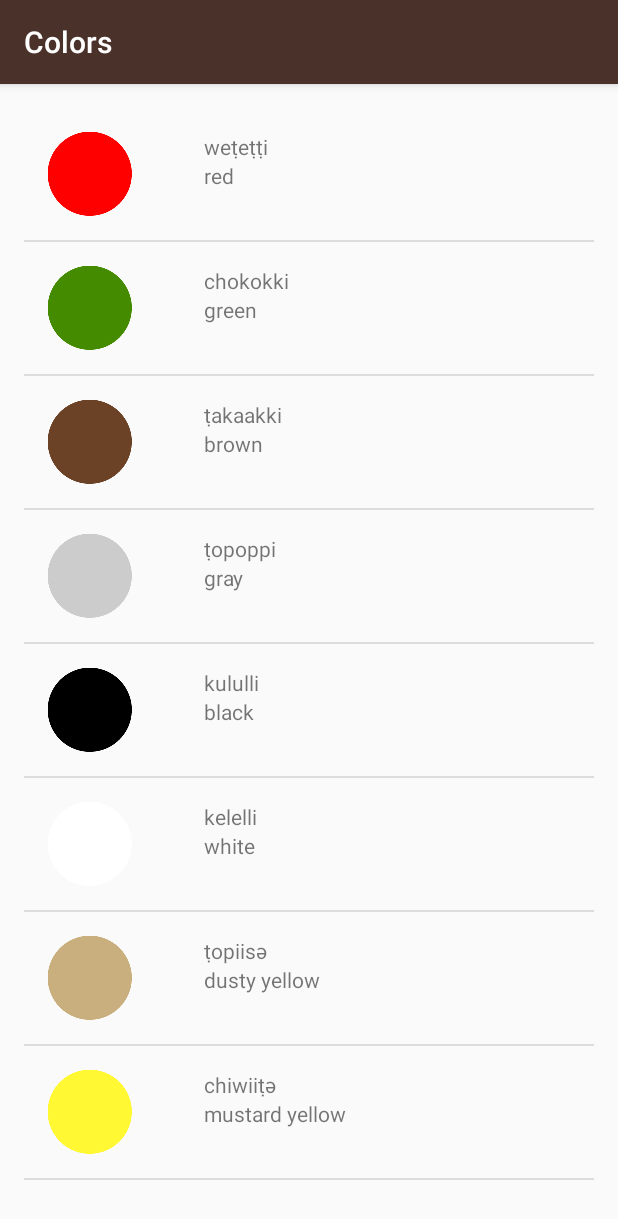
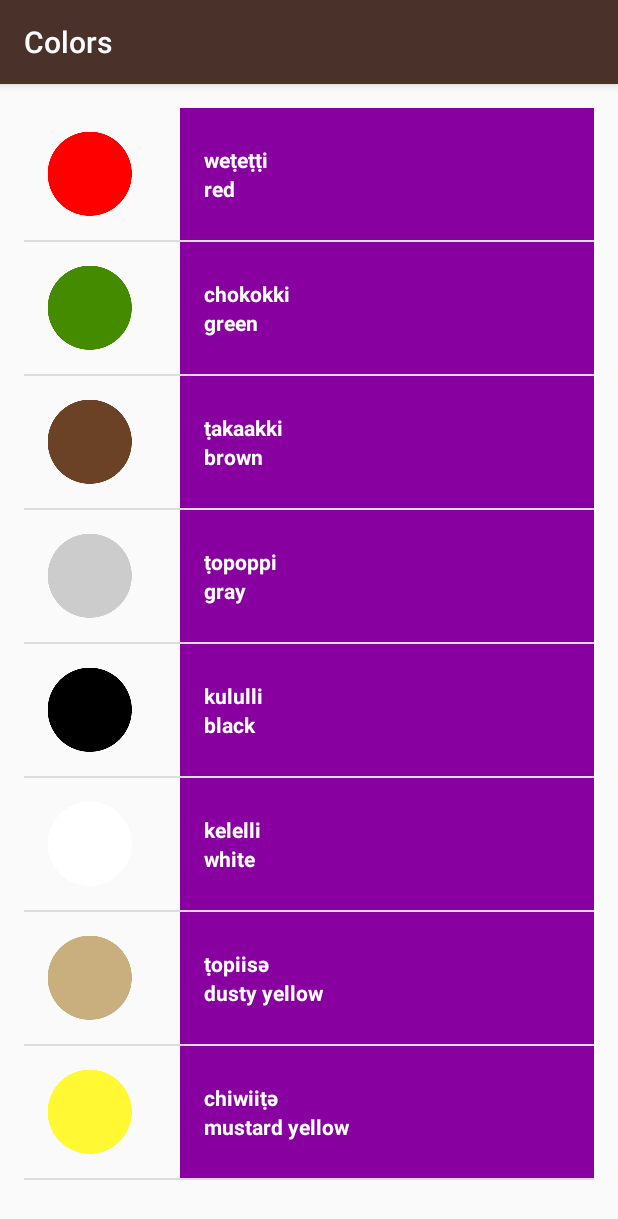
Before and after one commit to yiweiyihang/AndroidDemo, an Android app: the ColorsActivity screen opened directly, with no data from a screen before it, on a phone screen of 412 x 824 dp. Shown: the top 1219 px of the screen. Run offline under Robolectric (Android 15) with nearby library versions, the phone set to English and light mode, and no system bars.

Commit message:
finished the Lession-3
Add images to each word
and change the WordAdapter to set each activity to have its own
background

```diff
--- a/ud839_Miwok-Starter-code/app/src/main/java/com/example/android/miwok/ColorsActivity.java
+++ b/ud839_Miwok-Starter-code/app/src/main/java/com/example/android/miwok/ColorsActivity.java
@@ -25,7 +25,7 @@ public class ColorsActivity extends AppCompatActivity {
         words.add(new Word("ṭopiisә","dusty yellow",R.drawable.color_dusty_yellow));
         words.add(new Word("chiwiiṭә","mustard yellow",R.drawable.color_mustard_yellow));
 
-        WordAdapter itemsAdapter = new WordAdapter(this,words);
+        WordAdapter itemsAdapter = new WordAdapter(this,words,R.color.category_colors);
         ListView listView = (ListView)findViewById(R.id.list);
         listView.setAdapter(itemsAdapter);
     }
--- a/ud839_Miwok-Starter-code/app/src/main/java/com/example/android/miwok/FamilyActivity.java
+++ b/ud839_Miwok-Starter-code/app/src/main/java/com/example/android/miwok/FamilyActivity.java
@@ -27,7 +27,7 @@ public class FamilyActivity extends AppCompatActivity {
         words.add(new Word("ama","grandmother",R.drawable.family_grandmother));
         words.add(new Word("paapa","grandfather",R.drawable.family_father));
 
-        WordAdapter itemsAdapter = new WordAdapter(this,words);
+        WordAdapter itemsAdapter = new WordAdapter(this,words,R.color.category_family);
         ListView listView = (ListView)findViewById(R.id.list);
         listView.setAdapter(itemsAdapter);
     }
--- a/ud839_Miwok-Starter-code/app/src/main/java/com/example/android/miwok/NumbersActivity.java
+++ b/ud839_Miwok-Starter-code/app/src/main/java/com/example/android/miwok/NumbersActivity.java
@@ -28,7 +28,7 @@ public class NumbersActivity extends AppCompatActivity {
         words.add(new Word("wo'e","nine",R.drawable.number_nine));
         words.add(new Word("na'aacha","ten",R.drawable.number_ten));
 
-        WordAdapter itemsAdapter = new WordAdapter(this,words);
+        WordAdapter itemsAdapter = new WordAdapter(this,words,R.color.category_numbers);
         ListView listView = (ListView)findViewById(R.id.list);
         listView.setAdapter(itemsAdapter);
     }
--- a/ud839_Miwok-Starter-code/app/src/main/java/com/example/android/miwok/PhrasesActivity.java
+++ b/ud839_Miwok-Starter-code/app/src/main/java/com/example/android/miwok/PhrasesActivity.java
@@ -26,7 +26,7 @@ public class PhrasesActivity extends AppCompatActivity {
         words.add(new Word("yoowutis","Let’s go."));
         words.add(new Word("әnni'nem", "Come here."));
 
-        WordAdapter itemsAdapter = new WordAdapter(this,words);
+        WordAdapter itemsAdapter = new WordAdapter(this,words,R.color.category_phrases);
         ListView listView = (ListView)findViewById(R.id.list);
         listView.setAdapter(itemsAdapter);
     }
--- a/ud839_Miwok-Starter-code/app/src/main/java/com/example/android/miwok/WordAdapter.java
+++ b/ud839_Miwok-Starter-code/app/src/main/java/com/example/android/miwok/WordAdapter.java
@@ -15,6 +15,7 @@ import java.util.ArrayList;
  */
 
 public class WordAdapter extends ArrayAdapter<Word> {
+    private int mcolorsId;
     /**
      * This is our own custom constructor (it doesn't mirror a superclass constructor).
      * The context is used to inflate the layout file, and the list is the data we want
@@ -23,12 +24,13 @@ public class WordAdapter extends ArrayAdapter<Word> {
      * @param context        The current context. Used to inflate the layout file.
      * @param words A List of Word objects to display in a list
      */
-    public WordAdapter(Activity context, ArrayList<Word> words) {
+    public WordAdapter(Activity context, ArrayList<Word> words , int colorsId) {
         // Here, we initialize the ArrayAdapter's internal storage for the context and the list.
         // the second argument is used when the ArrayAdapter is populating a single TextView.
         // Because this is a custom adapter for two TextViews and an ImageView, the adapter is not
         // going to use this second argument, so it can be any value. Here, we used 0.
         super(context, 0, words);
+        mcolorsId = colorsId;
     }
 
 
@@ -65,6 +67,8 @@ public class WordAdapter extends ArrayAdapter<Word> {
             // Otherwise hide imageView
             mImageView.setVisibility(View.GONE);
         }
+        mMiwokView.setBackgroundResource(mcolorsId);
+        mEngView.setBackgroundResource(mcolorsId);
 
         return listItemView;
 
--- a/ud839_Miwok-Starter-code/app/src/main/res/layout/list_item.xml
+++ b/ud839_Miwok-Starter-code/app/src/main/res/layout/list_item.xml
@@ -2,9 +2,10 @@
 <LinearLayout xmlns:android="http://schemas.android.com/apk/res/android"
     xmlns:tools = "http://schemas.android.com/tools"
     android:layout_width="match_parent"
-    android:layout_height="match_parent"
+    android:layout_height="wrap_content"
     android:textSize="30sp"
-    android:orientation="horizontal">
+    android:orientation="horizontal"
+    android:minHeight="@dimen/list_item_height">
     <ImageView
         android:id="@+id/word_image_view"
         android:layout_width="wrap_content"
@@ -14,20 +15,28 @@
     <LinearLayout
         android:layout_width="0dp"
         android:layout_weight="1"
-        android:layout_height="wrap_content"
+        android:layout_height="match_parent"
         android:orientation="vertical">
         <TextView
             android:id="@+id/miwok_text_view"
-            android:layout_width="wrap_content"
-            android:layout_height="wrap_content"
+            android:layout_width="match_parent"
+            android:layout_height="0dp"
+            android:layout_weight="1"
             android:paddingLeft="16dp"
             android:paddingTop="16dp"
+            android:gravity="bottom"
+            android:textColor="@android:color/white"
+            android:textStyle="bold"
             tools:text = "lutti"/>
         <TextView
             android:id="@+id/eng_text_view"
-            android:layout_width="wrap_content"
-            android:layout_height="wrap_content"
+            android:layout_width="match_parent"
+            android:layout_height="0dp"
+            android:layout_weight="1"
+            android:gravity="top"
             android:paddingLeft="16dp"
+            android:textColor="@android:color/white"
+            android:textStyle="bold"
             tools:text="one"/>
     </LinearLayout>
 
```
